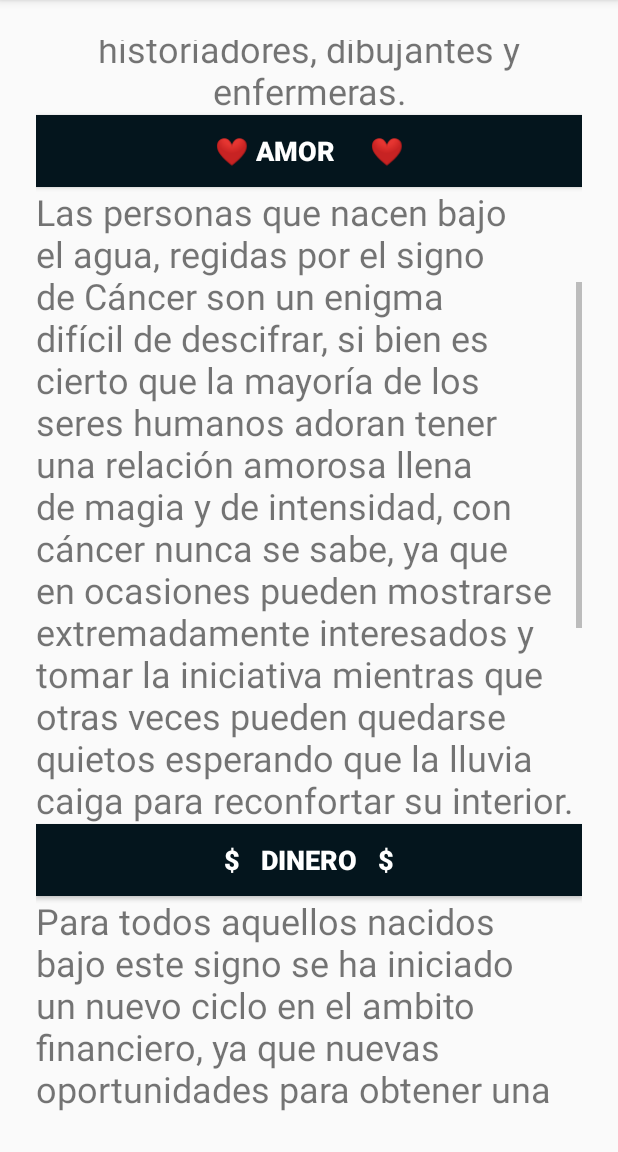
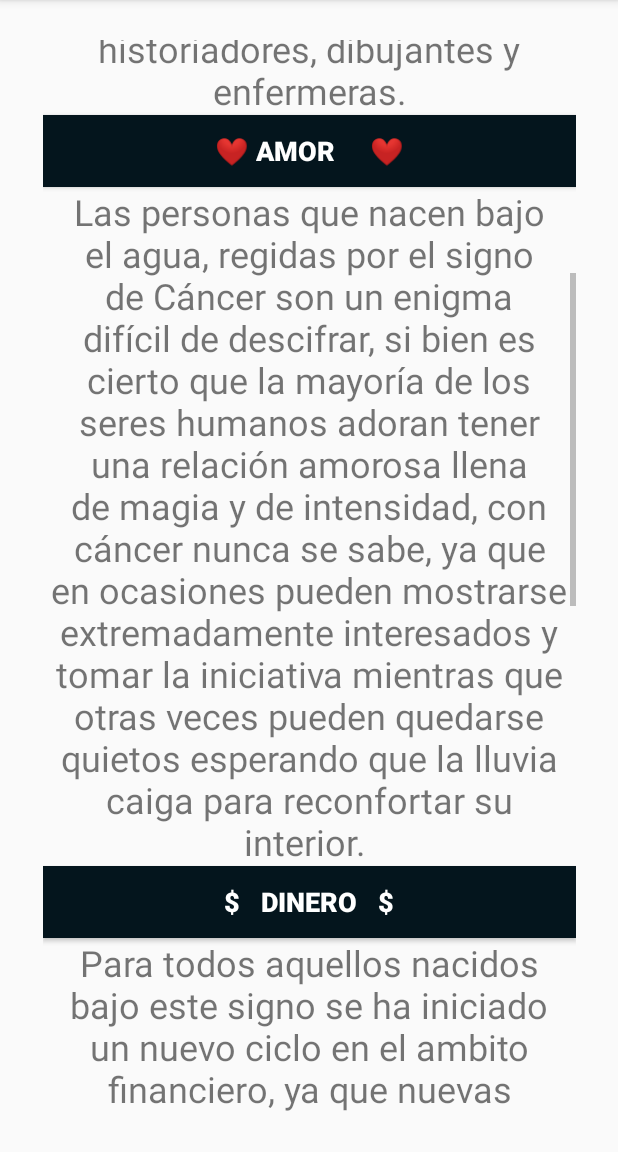
Before and after one commit to Osbbyx/Horoscopo-Android-, an Android app: the Cancer screen opened directly, with no data from a screen before it, scrolled down 500 dp, on a phone screen of 412 x 824 dp, the part 84-1236 px from its top. Run offline under Robolectric (Android 15) with nearby library versions, the phone set to English and light mode, and no system bars; our stand-ins replace AdMob; 3 statements that could not run were skipped.

Commit message:
Notificacion HECHASgit status

```diff
--- a/app/build.gradle
+++ b/app/build.gradle
@@ -7,8 +7,8 @@ android {
         applicationId "lol.lol.horoscopo"
         minSdkVersion 15
         targetSdkVersion 28
-        versionCode 4
-        versionName "2.1"
+        versionCode 5
+        versionName "3.0"
         testInstrumentationRunner "android.support.test.runner.AndroidJUnitRunner"
     }
     buildTypes {
--- a/app/src/main/res/layout/activity_about.xml
+++ b/app/src/main/res/layout/activity_about.xml
@@ -7,7 +7,7 @@
     tools:context="lol.lol.horoscopo.about">
 
     <ScrollView
-        android:layout_width="380dp"
+        android:layout_width="364dp"
         android:layout_height="match_parent"
         android:layout_alignParentStart="true"
         android:layout_alignParentLeft="true"
--- a/app/src/main/res/layout/activity_acuario.xml
+++ b/app/src/main/res/layout/activity_acuario.xml
@@ -7,7 +7,7 @@
     tools:context="lol.lol.horoscopo.Acuario">
 
     <ScrollView
-        android:layout_width="374dp"
+        android:layout_width="353dp"
         android:layout_height="715dp"
         android:layout_marginStart="8dp"
         android:layout_marginLeft="8dp"
--- a/app/src/main/res/layout/activity_aries.xml
+++ b/app/src/main/res/layout/activity_aries.xml
@@ -7,7 +7,7 @@
     tools:context="lol.lol.horoscopo.Aries">
 
     <ScrollView
-        android:layout_width="374dp"
+        android:layout_width="353dp"
         android:layout_height="715dp"
         android:layout_marginStart="8dp"
         android:layout_marginLeft="8dp"
--- a/app/src/main/res/layout/activity_cancer.xml
+++ b/app/src/main/res/layout/activity_cancer.xml
@@ -7,7 +7,7 @@
     tools:context="lol.lol.horoscopo.Cancer">
 
     <ScrollView
-        android:layout_width="364dp"
+        android:layout_width="355dp"
         android:layout_height="715dp"
         android:layout_marginStart="8dp"
         android:layout_marginLeft="8dp"
@@ -88,6 +88,7 @@
                 android:id="@+id/textView26"
                 android:layout_width="match_parent"
                 android:layout_height="wrap_content"
+                android:gravity="center"
                 android:text="Las personas que nacen bajo el agua, regidas por el signo de Cáncer son un enigma difícil de descifrar, si bien es cierto que la mayoría de los seres humanos adoran tener una relación amorosa llena de magia y de intensidad, con cáncer nunca se sabe, ya que en ocasiones pueden mostrarse extremadamente interesados y tomar la iniciativa mientras que otras veces pueden quedarse quietos esperando que la lluvia caiga para reconfortar su interior. "
                 android:textSize="24sp" />
 
@@ -105,7 +106,8 @@
                 android:id="@+id/textView27"
                 android:layout_width="match_parent"
                 android:layout_height="wrap_content"
-                android:text="Para todos aquellos nacidos bajo este signo se ha iniciado un nuevo ciclo en el ambito financiero, ya que nuevas oportunidades para obtener una buena estabilidad economica se le presentaran. Es muy importante que no rechaces ninguna de las propuestas que se te presentan ya que de lo contrario tu racha dde buena suerte se puede terminar."
+                android:gravity="center"
+                android:text="Para todos aquellos nacidos bajo este signo se ha iniciado un nuevo ciclo en el ambito financiero, ya que nuevas oportunidades para obtener una buena estabilidad economica se le presentaran. Es muy importante que no rechaces ninguna de las propuestas que se te presentan ya que de lo contrario tu racha de buena suerte se puede terminar."
                 android:textSize="24sp" />
 
             <Button
--- a/app/src/main/res/layout/activity_capricornio.xml
+++ b/app/src/main/res/layout/activity_capricornio.xml
@@ -8,7 +8,7 @@
 
     <ScrollView
 
-        android:layout_width="362dp"
+        android:layout_width="352dp"
         android:layout_height="715dp"
         android:layout_marginStart="8dp"
         android:layout_marginLeft="8dp"
--- a/app/src/main/res/layout/activity_escorpio.xml
+++ b/app/src/main/res/layout/activity_escorpio.xml
@@ -7,7 +7,7 @@
     tools:context="lol.lol.horoscopo.Escorpio">
 
     <ScrollView
-        android:layout_width="359dp"
+        android:layout_width="353dp"
         android:layout_height="715dp"
         android:layout_marginStart="8dp"
         android:layout_marginLeft="8dp"
--- a/app/src/main/res/layout/activity_geminis.xml
+++ b/app/src/main/res/layout/activity_geminis.xml
@@ -7,7 +7,7 @@
     tools:context="lol.lol.horoscopo.Geminis">
 
     <ScrollView
-        android:layout_width="370dp"
+        android:layout_width="341dp"
         android:layout_height="715dp"
         android:layout_marginStart="8dp"
         android:layout_marginLeft="8dp"
--- a/app/src/main/res/layout/activity_libra.xml
+++ b/app/src/main/res/layout/activity_libra.xml
@@ -7,7 +7,7 @@
     tools:context="lol.lol.horoscopo.Libra">
 
     <ScrollView
-        android:layout_width="365dp"
+        android:layout_width="349dp"
         android:layout_height="715dp"
         android:layout_marginStart="8dp"
         android:layout_marginLeft="8dp"
--- a/app/src/main/res/layout/activity_piscis.xml
+++ b/app/src/main/res/layout/activity_piscis.xml
@@ -7,7 +7,7 @@
     tools:context="lol.lol.horoscopo.Piscis">
 
     <ScrollView
-        android:layout_width="359dp"
+        android:layout_width="340dp"
         android:layout_height="715dp"
         android:layout_marginStart="8dp"
         android:layout_marginLeft="8dp"
--- a/app/src/main/res/layout/activity_sagitario.xml
+++ b/app/src/main/res/layout/activity_sagitario.xml
@@ -7,7 +7,7 @@
     tools:context="lol.lol.horoscopo.Sagitario">
 
     <ScrollView
-        android:layout_width="361dp"
+        android:layout_width="354dp"
         android:layout_height="715dp"
         android:layout_marginStart="8dp"
         android:layout_marginLeft="8dp"
--- a/app/src/main/res/layout/activity_tauro.xml
+++ b/app/src/main/res/layout/activity_tauro.xml
@@ -7,7 +7,7 @@
     tools:context="lol.lol.horoscopo.Tauro">
 
     <ScrollView
-        android:layout_width="361dp"
+        android:layout_width="347dp"
         android:layout_height="715dp"
         android:layout_marginStart="8dp"
         android:layout_marginLeft="8dp"
--- a/app/src/main/res/layout/activity_virgo.xml
+++ b/app/src/main/res/layout/activity_virgo.xml
@@ -7,7 +7,7 @@
     tools:context="lol.lol.horoscopo.Virgo">
 
     <ScrollView
-        android:layout_width="353dp"
+        android:layout_width="338dp"
         android:layout_height="715dp"
         android:layout_marginStart="8dp"
         android:layout_marginLeft="8dp"
--- a/build.gradle
+++ b/build.gradle
@@ -8,7 +8,7 @@ buildscript {
     }
     dependencies {
         classpath 'com.android.tools.build:gradle:3.3.2'
-        classpath 'com.google.gms:google-services:4.1.0'
+        classpath 'com.google.gms:google-services:4.0.1'
 
         // NOTE: Do not place your application dependencies here; they belong
         // in the individual module build.gradle files
```
Also changed, not shown: app/src/main/java/lol/lol/horoscopo/Daily.java (+5 -5 lines), 2 other files.
